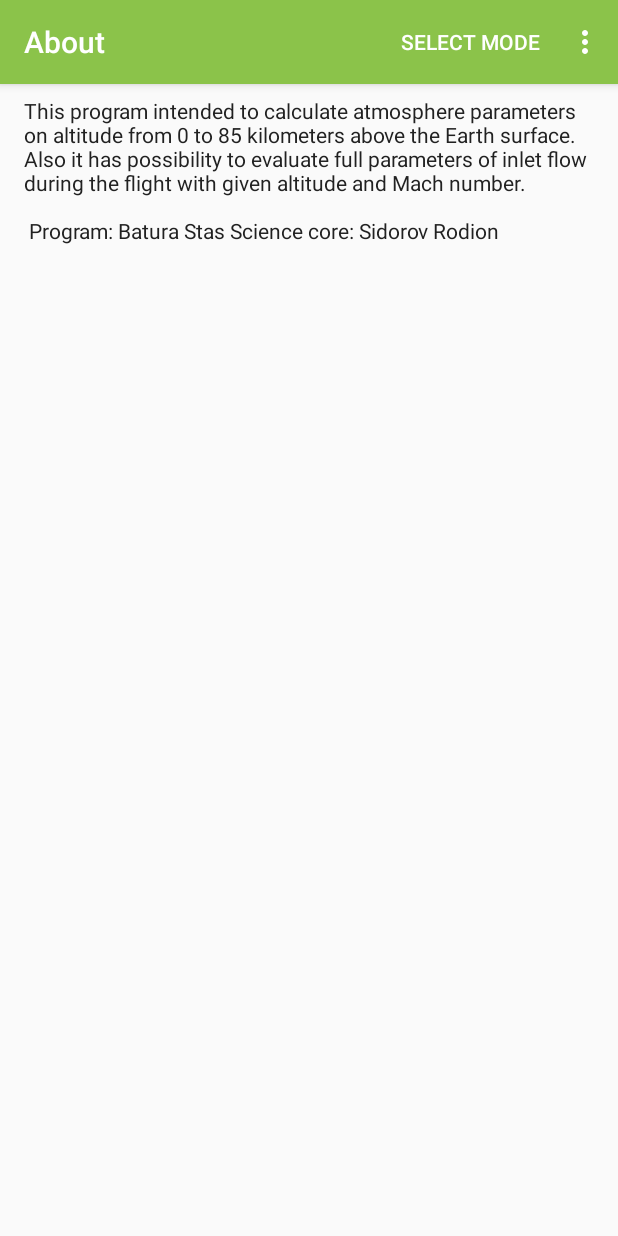
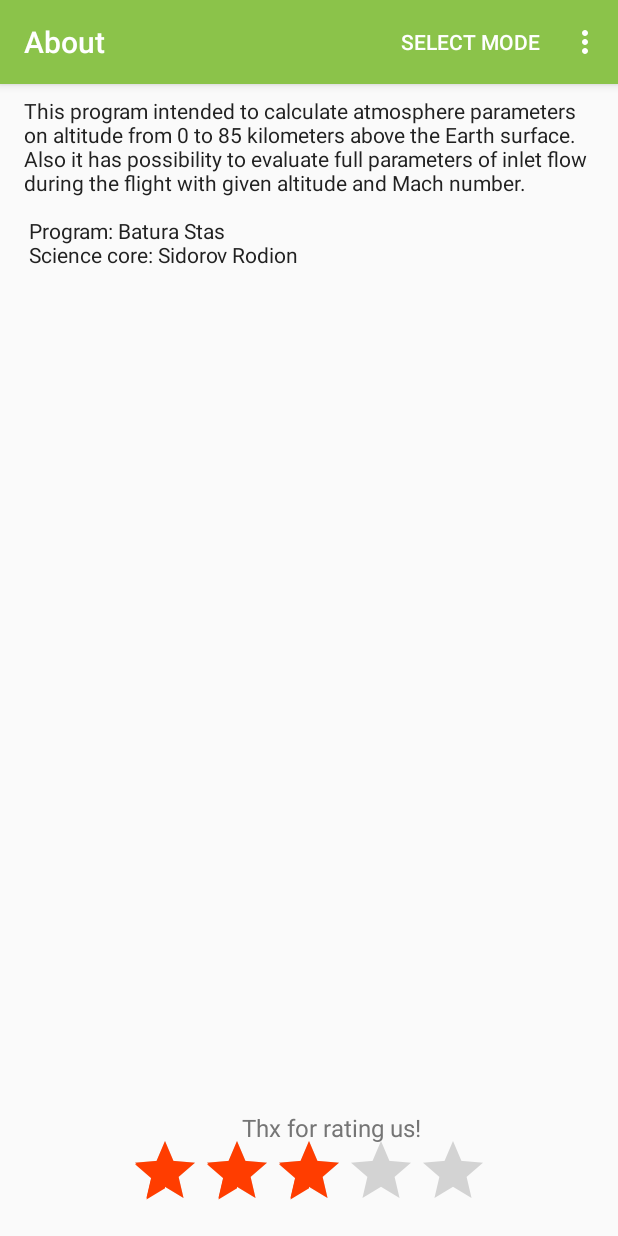
Before and after one commit to since85stas/Atmosphere02, an Android app: the AboutActivity screen opened directly, with no data from a screen before it, on a phone screen of 412 x 824 dp. Run offline under Robolectric (Android 15) with nearby library versions, the phone set to English and light mode, and no system bars.

```diff
--- a/app/src/main/AndroidManifest.xml
+++ b/app/src/main/AndroidManifest.xml
@@ -6,7 +6,6 @@
         android:allowBackup="true"
         android:icon="@mipmap/atm_launcher"
         android:label="@string/app_name"
-        android:roundIcon="@mipmap/ic_launcher_round"
         android:supportsRtl="true"
         android:theme="@style/AppTheme">
 
--- a/app/src/main/java/com/batura/stas/atmosphere/AboutActivity.java
+++ b/app/src/main/java/com/batura/stas/atmosphere/AboutActivity.java
@@ -1,11 +1,14 @@
 package com.batura.stas.atmosphere;
 
 import android.content.Intent;
+import android.net.Uri;
 import android.os.Bundle;
 import android.support.annotation.Nullable;
 import android.support.v7.app.AppCompatActivity;
 import android.view.Menu;
 import android.view.MenuItem;
+import android.view.View;
+import android.widget.RatingBar;
 
 /**
  * Created by seeyo on 25.04.2018.
@@ -18,6 +21,16 @@ public class AboutActivity extends AppCompatActivity {
 
         super.onCreate(savedInstanceState);
         setContentView(R.layout.about_activity);
+
+        RatingBar ratingBar =(RatingBar) findViewById(R.id.ratingBar);
+        ratingBar.setOnClickListener(new View.OnClickListener() {
+            @Override
+            public void onClick(View view) {
+                Intent intent = new Intent(Intent.ACTION_VIEW);
+                intent.setData(Uri.parse("market://details?id=com.batura.stas.atmosphere"));
+                startActivity(intent);
+            }
+        });
     }
 
     @Override
--- a/app/src/main/java/com/batura/stas/atmosphere/Atmosphere.java
+++ b/app/src/main/java/com/batura/stas/atmosphere/Atmosphere.java
@@ -14,10 +14,8 @@ public class Atmosphere  {
     private double mDensity;
     private double mFullPressure;
     private double mFullTempreture;
+    private double mSonicSpeed;
 
-
-
-    private double mSonicSpeed;
     private static final String TAG = "AtmosphereClass";
 
     final double rGc = 8.3144598;
--- a/app/src/main/java/com/batura/stas/atmosphere/CalculateActivity.java
+++ b/app/src/main/java/com/batura/stas/atmosphere/CalculateActivity.java
@@ -81,14 +81,17 @@ public class CalculateActivity extends AppCompatActivity {
                         double pressure = atm.getPressure();
                         double density  = atm.getDensity();
                         double temperature = atm.getTempreture();
+                        double sonicSpeed = atm.getSonicSpeed();
                         if (BuildConfig.DEBUG) {   Log.d(TAG, "atm pres " +pressure+density+temperature);}
                         TextView pressureTextView = findViewById(R.id.pressureValue);
                         TextView densityTextView = findViewById(R.id.densityValue);
                         TextView temperatureTextView = findViewById(R.id.temperatureValue);
+                        TextView sonicSpeedTextView = findViewById(R.id.sonicSpeedValue);
 
                         pressureTextView.setText(formatPresssure(pressure));
                         densityTextView.setText(formatDens(density));
                         temperatureTextView.setText(formatTemp(temperature));
+                        sonicSpeedTextView.setText(formatSonic(sonicSpeed));
 
                         Atmosphere atmFull = new Atmosphere(altitudeValue,machValue);
                         double fullPressure = atmFull.getFullPressure();
--- a/app/src/main/java/com/batura/stas/atmosphere/GraphActivity.java
+++ b/app/src/main/java/com/batura/stas/atmosphere/GraphActivity.java
@@ -95,6 +95,7 @@ public class GraphActivity extends AppCompatActivity{
 
                 LineGraphSeries <DataPoint> series = new LineGraphSeries<>(data(leftEdge,rightEdge,currentCase) );
                 testGraph.addSeries(series);
+                testGraph.getRootView();
 
                 testGraph.getViewport().setScalable(true);
                 testGraph.getViewport().setScalableY(true);
--- a/app/src/main/res/layout/about_activity.xml
+++ b/app/src/main/res/layout/about_activity.xml
@@ -1,5 +1,5 @@
 <?xml version="1.0" encoding="utf-8"?>
-<LinearLayout
+<RelativeLayout
     xmlns:android="http://schemas.android.com/apk/res/android"
     android:layout_width="match_parent"
     android:layout_height="match_parent"
@@ -10,10 +10,37 @@
     <TextView
         android:id="@+id/aboutTextView"
         android:layout_width="match_parent"
-        android:layout_height="match_parent"
+        android:layout_height="wrap_content"
         android:text="@string/About"
         android:paddingTop="8dp"
         android:textColor="@color/primaryText"
         />
 
-</LinearLayout>
+    <TextView
+        android:layout_width="wrap_content"
+        android:layout_height="wrap_content"
+        android:layout_alignBottom="@+id/ratingBar"
+        android:layout_alignEnd="@+id/ratingBar"
+        android:layout_marginBottom="51dp"
+        android:layout_marginEnd="45dp"
+        android:text="@string/ratingTextView"
+        android:textColor="@color/secondaryText"
+        android:textSize="16sp" />
+
+    <RatingBar
+        android:layout_alignParentBottom="true"
+        android:id="@+id/ratingBar"
+        android:layout_width="wrap_content"
+        android:layout_height="wrap_content"
+        android:layout_gravity="center"
+        android:layout_marginBottom="10dp"
+        android:layout_marginTop="10dp"
+        android:clickable="true"
+        android:isIndicator="false"
+        android:numStars="5"
+        android:rating="3"
+        android:stepSize="0.5"
+        android:layout_centerHorizontal="true"
+        />
+
+</RelativeLayout>
--- a/app/src/main/res/layout/graph_activity.xml
+++ b/app/src/main/res/layout/graph_activity.xml
@@ -3,7 +3,8 @@
     xmlns:tools="http://schemas.android.com/tools"
     android:layout_width="match_parent"
     android:layout_height="match_parent"
-    android:orientation="vertical">
+    android:orientation="vertical"
+    android:paddingLeft="16dp">
 
 
     <LinearLayout
--- a/app/src/main/res/mipmap-anydpi-v26/ic_launcher_round.xml
+++ /dev/null
@@ -1,5 +0,0 @@
-<?xml version="1.0" encoding="utf-8"?>
-<adaptive-icon xmlns:android="http://schemas.android.com/apk/res/android">
-    <background android:drawable="@drawable/ic_launcher_background" />
-    <foreground android:drawable="@drawable/ic_launcher_foreground" />
-</adaptive-icon>
--- a/app/src/main/res/values/dimens.xml
+++ b/app/src/main/res/values/dimens.xml
@@ -3,7 +3,7 @@
 
     <resources>
         <dimen name="input_item_height">50dp</dimen>
-        <dimen name="input_item_width">100dp</dimen>
+        <dimen name="input_item_width">150dp</dimen>
         <dimen name="edit_graphText_width">50dp</dimen>
         <dimen name="output_item_height">48dp</dimen>
         <dimen name="activityPaddingLateral">16dp</dimen>
--- a/app/src/main/res/values/strings.xml
+++ b/app/src/main/res/values/strings.xml
@@ -1,10 +1,10 @@
 <resources>
-    <string name="app_name" >Atmosphere</string>
+    <string name="app_name" >Standard atmosphere</string>
     <string name="calculate">Calculate </string>
     <string name="Description">About</string>
     <string name="calcAltitudeActivName01">Input parameters</string>
     <string name="calcAltitudeActivName02">Output parameters</string>
-    <string name="altitudeTextView">Altitude</string>
+    <string name="altitudeTextView">Altitude, Km</string>
     <string name="machTextView">Mach number</string>
     <string name="pressureTextView">Pressure</string>
     <string name="fullPressureTextView">Full pressure</string>
@@ -18,7 +18,7 @@
     <string name="velocityTextView">Velocity</string>
     <string name="helpTag">Parameter info</string>
 
-    //graph cativity resources
+    //graph activity resources
     <string name="graphButton" >Graph mode</string>
     <string name="graphTextView">Altitude range, Km</string>
     <string name="altitudeRange1">From</string>
@@ -36,7 +36,7 @@
     <string name="sonicSpeedHelpString">Sonic speed of the air in m/s.</string>
     <string name="graphHelpString">Enter altitude range in kilometers for parameters
         changing. Press OK button to generate graph. If no altitude was given program will work with default
-        altitude range from 0 to 50 kilometers.</string>
+        altitude range up to 50 kilometers.</string>
 
     //menu resources
     <string name="menuTitle">Select mode</string>
@@ -49,14 +49,13 @@
         This program intended to calculate atmosphere parameters on altitude from 0 to 85 kilometers
         above the Earth surface. Also it has possibility to evaluate full parameters of inlet flow
         during the flight with given altitude and Mach number.\n\n
+        Program:        Batura Stas\n
+        Science core:   Sidorov Rodion\n
+    </string>
 
-        Program:        Batura Stas
-        Science core:   Sidorov Rodion
-
-
-    </string>
     <string name="graphOkbutton">Ok</string>
     <string name="exit_menu_text">Quit</string>
     <string name="sonicSpeedTextView">Sonic speed</string>
+    <string name="ratingTextView">Thx for rating us!</string>
 
 </resources>
```
Also changed, not shown: app/src/main/res/mipmap-hdpi/ic_launcher.png (deleted), app/src/main/res/mipmap-hdpi/ic_launcher_round.png (deleted), app/src/main/res/mipmap-mdpi/ic_launcher.png (deleted), app/src/main/res/mipmap-mdpi/ic_launcher_round.png (deleted), app/src/main/res/mipmap-xhdpi/ic_launcher.png (deleted), app/src/main/res/mipmap-xhdpi/ic_launcher_round.png (deleted), app/src/main/res/mipmap-xxhdpi/ic_launcher.png (deleted), app/src/main/res/mipmap-xxhdpi/ic_launcher_round.png (deleted), app/src/main/res/mipmap-xxxhdpi/ic_launcher.png (deleted), app/src/main/res/mipmap-xxxhdpi/ic_launcher_round.png (deleted).
